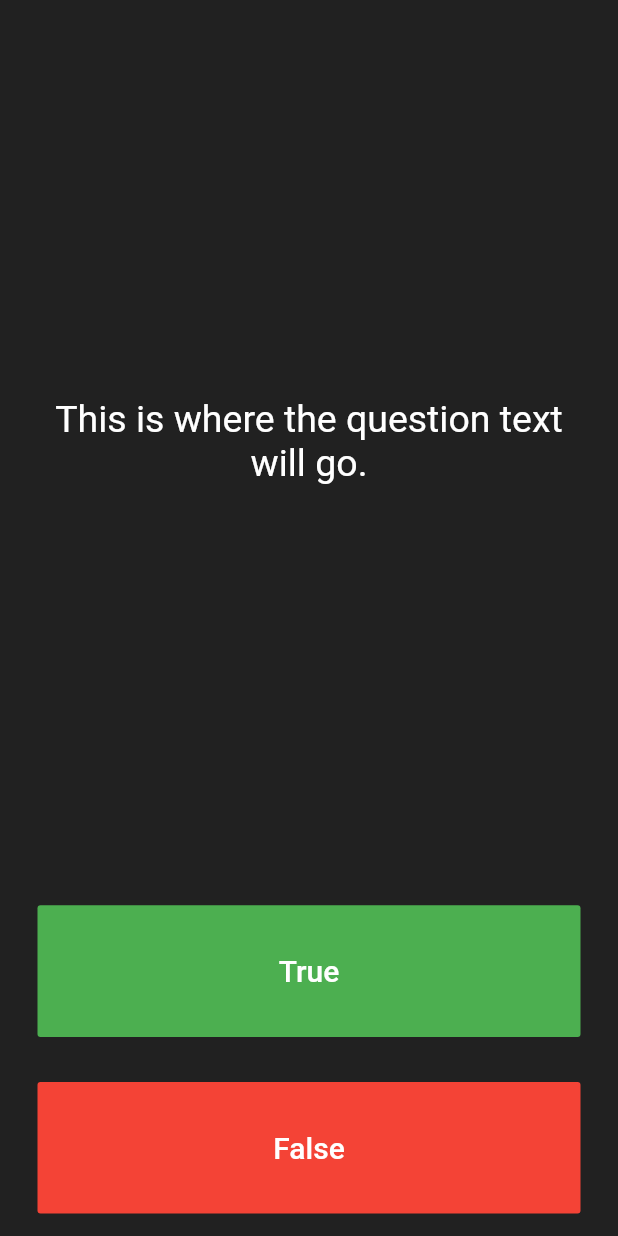
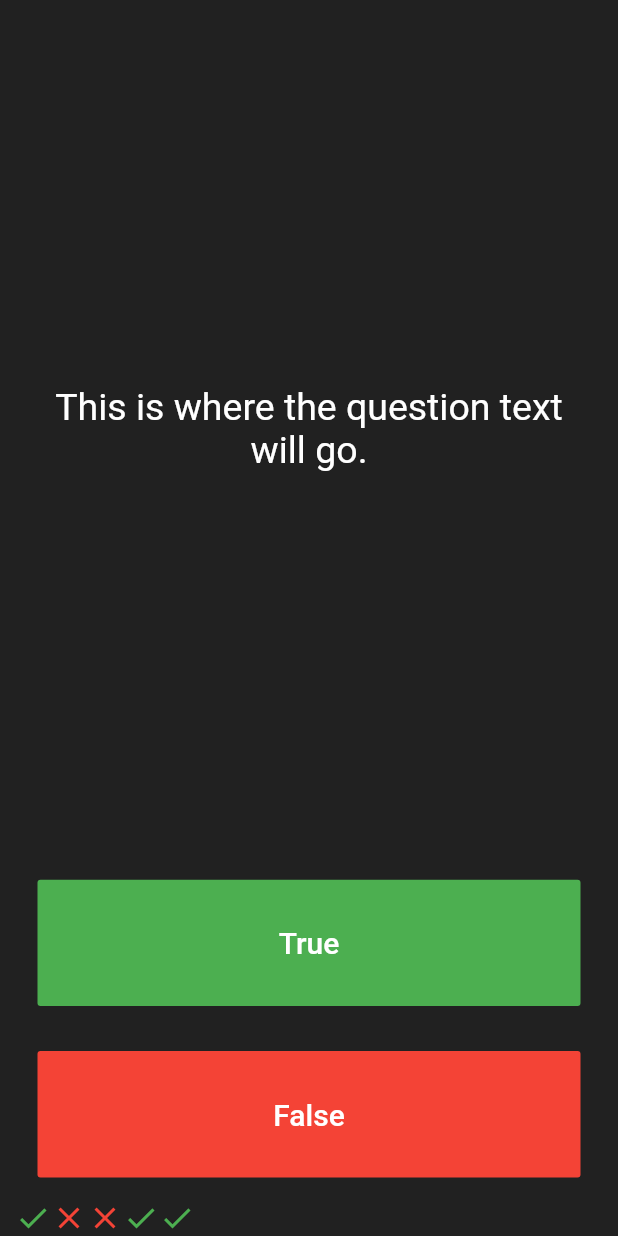
Before and after one commit to aminebma/Flutter_Bootcamp, a Flutter app: the screen it shows after launch, after a tap on "True", on a phone screen of 412 x 824 dp. Run offline on Flutter 3.47's test engine with Material 2 defaults, Android fonts, the light colour scheme and no system bars.

Commit message:
Creating the score keeper

```diff
--- a/lib/main.dart
+++ b/lib/main.dart
@@ -25,6 +25,25 @@ class QuizPage extends StatefulWidget {
 }
 
 class _QuizPageState extends State<QuizPage> {
+  List<Widget> scoreKeeper = [
+    Icon(
+      Icons.check,
+      color: Colors.green,
+    ),
+    Icon(
+      Icons.close,
+      color: Colors.red,
+    ),
+    Icon(
+      Icons.close,
+      color: Colors.red,
+    ),
+    Icon(
+      Icons.check,
+      color: Colors.green,
+    ),
+  ];
+
   @override
   Widget build(BuildContext context) {
     return Column(
@@ -62,6 +81,14 @@ class _QuizPageState extends State<QuizPage> {
               ),
               onPressed: () {
                 //The user picked true.
+                setState(() {
+                  scoreKeeper.add(
+                    Icon(
+                      Icons.check,
+                      color: Colors.green,
+                    ),
+                  );
+                });
               },
             ),
           ),
@@ -84,7 +111,9 @@ class _QuizPageState extends State<QuizPage> {
             ),
           ),
         ),
-        //TODO: Add a Row here as your score keeper
+        Row(
+          children: scoreKeeper,
+        ),
       ],
     );
   }
```
